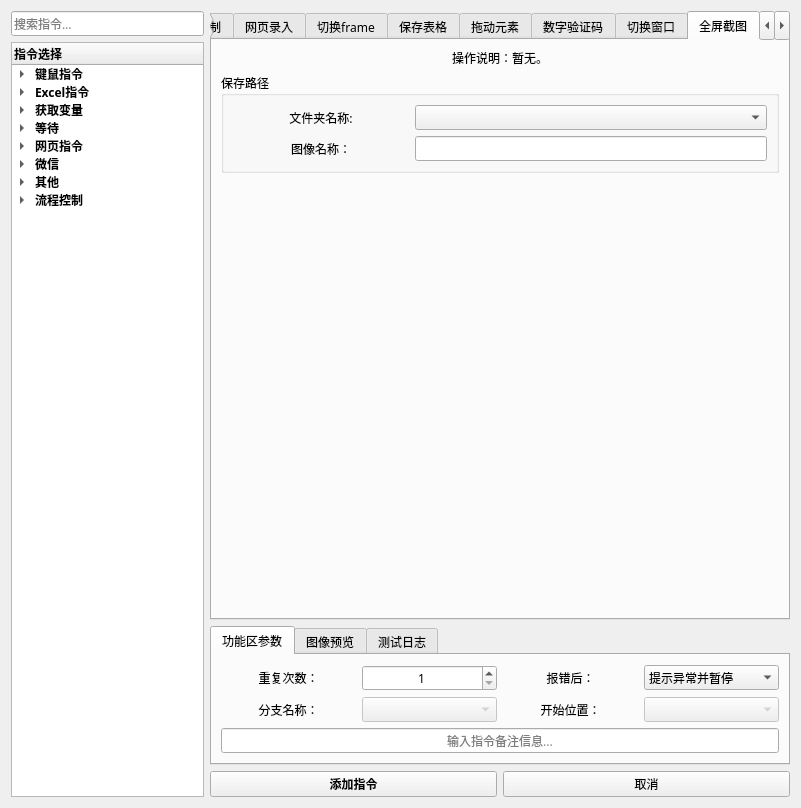
Before: the Qt Designer form 窗体/导航窗口.ui in FsterThanLight/automatic_clicker_2, drawn with Qt 5.
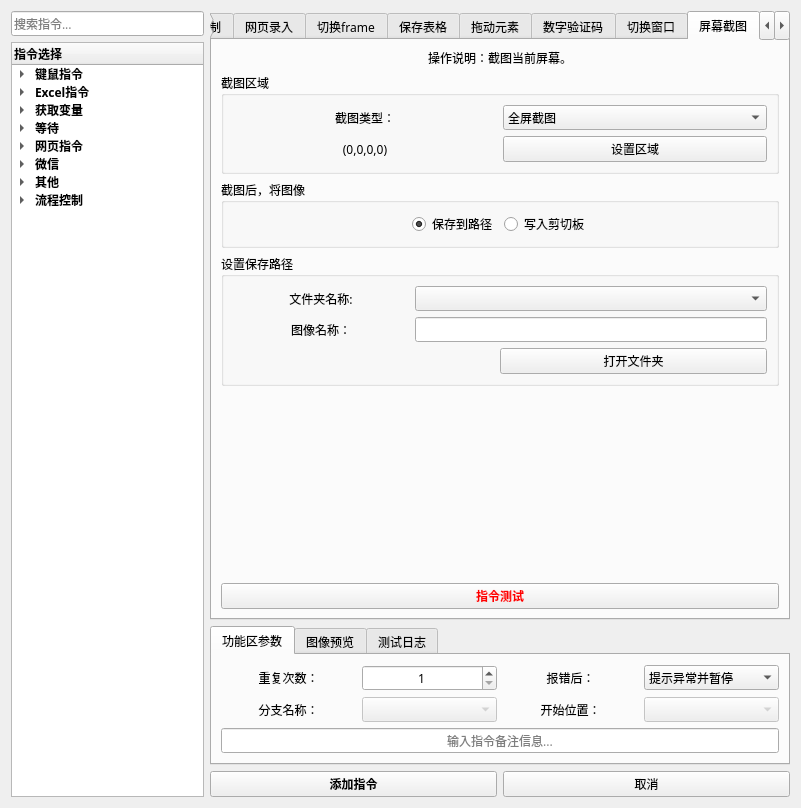
After: the same form once the commit is applied. The open tabs and pages were chosen to show the change. Icons and pictures are not drawn.

Commit message: 2024年6月6日00:30:37 修复屏幕截图指令、切换网页窗口指令、保存网页表格、网页元素拖拽指令

Diff of the .ui file:
```diff
--- a/窗体/导航窗口.ui
+++ b/窗体/导航窗口.ui
@@ -5140,7 +5140,7 @@
        </widget>
        <widget class="QWidget" name="tab_17">
         <attribute name="title">
-         <string>全屏截图</string>
+         <string>屏幕截图</string>
         </attribute>
         <layout class="QVBoxLayout" name="verticalLayout_38">
          <item>
@@ -5152,7 +5152,7 @@
             </sizepolicy>
            </property>
            <property name="text">
-            <string>操作说明：暂无。</string>
+            <string>操作说明：截图当前屏幕。</string>
            </property>
            <property name="alignment">
             <set>Qt::AlignCenter</set>
@@ -5171,10 +5171,112 @@
            </property>
           </widget>
          </item>
+         <item>
+          <widget class="QGroupBox" name="groupBox_68">
+           <property name="title">
+            <string>截图区域</string>
+           </property>
+           <layout class="QGridLayout" name="gridLayout_67">
+            <item row="0" column="0">
+             <widget class="QLabel" name="label_19">
+              <property name="text">
+               <string>截图类型：</string>
+              </property>
+              <property name="alignment">
+               <set>Qt::AlignCenter</set>
+              </property>
+             </widget>
+            </item>
+            <item row="0" column="1">
+             <widget class="QComboBox" name="comboBox_67">
+              <item>
+               <property name="text">
+                <string>全屏截图</string>
+               </property>
+              </item>
+              <item>
+               <property name="text">
+                <string>区域截图</string>
+               </property>
+              </item>
+             </widget>
+            </item>
+            <item row="1" column="0">
+             <widget class="QLabel" name="label_164">
+              <property name="text">
+               <string>(0,0,0,0)</string>
+              </property>
+              <property name="alignment">
+               <set>Qt::AlignCenter</set>
+              </property>
+             </widget>
+            </item>
+            <item row="1" column="1">
+             <widget class="QPushButton" name="pushButton_60">
+              <property name="text">
+               <string>设置区域</string>
+              </property>
+             </widget>
+            </item>
+           </layout>
+          </widget>
+         </item>
+         <item>
+          <widget class="QGroupBox" name="groupBox_69">
+           <property name="title">
+            <string>截图后，将图像</string>
+           </property>
+           <layout class="QHBoxLayout" name="horizontalLayout_29">
+            <item>
+             <spacer name="horizontalSpacer_22">
+              <property name="orientation">
+               <enum>Qt::Horizontal</enum>
+              </property>
+              <property name="sizeHint" stdset="0">
+               <size>
+                <width>40</width>
+                <height>20</height>
+               </size>
+              </property>
+             </spacer>
+            </item>
+            <item>
+             <widget class="QRadioButton" name="radioButton_9">
+              <property name="text">
+               <string>保存到路径</string>
+              </property>
+              <property name="checked">
+               <bool>true</bool>
+              </property>
+             </widget>
+            </item>
+            <item>
+             <widget class="QRadioButton" name="radioButton_8">
+              <property name="text">
+               <string>写入剪切板</string>
+              </property>
+             </widget>
+            </item>
+            <item>
+             <spacer name="horizontalSpacer_23">
+              <property name="orientation">
+               <enum>Qt::Horizontal</enum>
+              </property>
+              <property name="sizeHint" stdset="0">
+               <size>
+                <width>40</width>
+                <height>20</height>
+               </size>
+              </property>
+             </spacer>
+            </item>
+           </layout>
+          </widget>
+         </item>
          <item>
           <widget class="QGroupBox" name="groupBox_14">
            <property name="title">
-            <string>保存路径</string>
+            <string>设置保存路径</string>
            </property>
            <layout class="QVBoxLayout" name="verticalLayout_37">
             <item>
@@ -5207,6 +5309,30 @@
               </item>
              </layout>
             </item>
+            <item>
+             <layout class="QHBoxLayout" name="horizontalLayout_30" stretch="1,1">
+              <item>
+               <spacer name="horizontalSpacer_24">
+                <property name="orientation">
+                 <enum>Qt::Horizontal</enum>
+                </property>
+                <property name="sizeHint" stdset="0">
+                 <size>
+                  <width>40</width>
+                  <height>20</height>
+                 </size>
+                </property>
+               </spacer>
+              </item>
+              <item>
+               <widget class="QPushButton" name="pushButton_62">
+                <property name="text">
+                 <string>打开文件夹</string>
+                </property>
+               </widget>
+              </item>
+             </layout>
+            </item>
            </layout>
           </widget>
          </item>
@@ -5223,6 +5349,57 @@
            </property>
           </spacer>
          </item>
+         <item>
+          <widget class="QPushButton" name="pushButton_61">
+           <property name="palette">
+            <palette>
+             <active>
+              <colorrole role="ButtonText">
+               <brush brushstyle="SolidPattern">
+                <color alpha="255">
+                 <red>255</red>
+                 <green>0</green>
+                 <blue>0</blue>
+                </color>
+               </brush>
+              </colorrole>
+             </active>
+             <inactive>
+              <colorrole role="ButtonText">
+               <brush brushstyle="SolidPattern">
+                <color alpha="255">
+                 <red>255</red>
+                 <green>0</green>
+                 <blue>0</blue>
+                </color>
+               </brush>
+              </colorrole>
+             </inactive>
+             <disabled>
+              <colorrole role="ButtonText">
+               <brush brushstyle="SolidPattern">
+                <color alpha="255">
+                 <red>120</red>
+                 <green>120</green>
+                 <blue>120</blue>
+                </color>
+               </brush>
+              </colorrole>
+             </disabled>
+            </palette>
+           </property>
+           <property name="font">
+            <font>
+             <family>微软雅黑</family>
+             <weight>75</weight>
+             <bold>true</bold>
+            </font>
+           </property>
+           <property name="text">
+            <string>指令测试</string>
+           </property>
+          </widget>
+         </item>
         </layout>
        </widget>
        <widget class="QWidget" name="tab_22">
```
Left out of the diff: 18 changed lines with no effect on the pictures. The commit also changes 6 other files.
